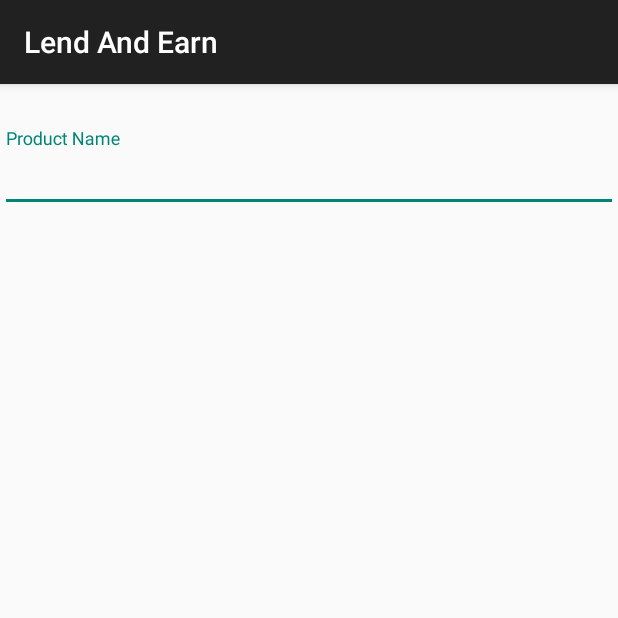
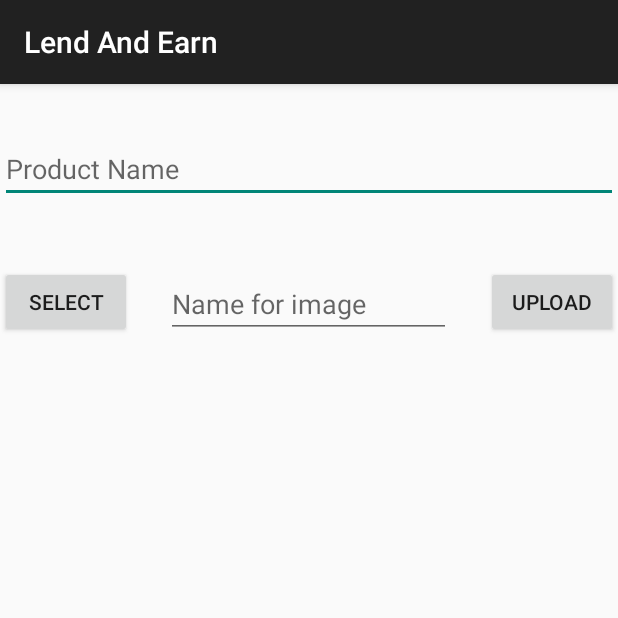
Before and after one commit to rahul-soshte/Cool, an Android app: the LendActivity screen opened directly, with no data from a screen before it, on a phone screen of 412 x 824 dp, the top half of it. Run offline under Robolectric (Android 15) with nearby library versions, the phone set to English and light mode, and no system bars.

Commit message:
Added ImageUpload Layout to LendActivity

```diff
--- a/app/src/main/java/com/example/hunter/planstart/CoreFunctionality/Renters/LendActivity.java
+++ b/app/src/main/java/com/example/hunter/planstart/CoreFunctionality/Renters/LendActivity.java
@@ -4,7 +4,8 @@ import android.support.v7.app.AppCompatActivity;
 import android.os.Bundle;
 
 import com.example.hunter.planstart.R;
-
+//https://www.androidhive.info/2014/12/android-uploading-camera-image-video-to-server-with-progress-bar/
+//https://www.simplifiedcoding.net/android-upload-image-to-server/#comment-12074
 public class LendActivity extends AppCompatActivity {
 
     @Override
--- a/app/src/main/res/layout/activity_lend.xml
+++ b/app/src/main/res/layout/activity_lend.xml
@@ -6,18 +6,44 @@
     android:layout_height="match_parent"
     tools:context="com.example.hunter.planstart.CoreFunctionality.Renters.LendActivity">
 
-    <android.support.design.widget.TextInputLayout
-        android:layout_width="match_parent"
-        android:layout_height="wrap_content"
-        android:layout_alignParentStart="true"
-        android:layout_alignParentTop="true"
-        android:layout_marginTop="29dp">
 
         <EditText
+            android:id="@+id/prodname"
             android:layout_width="match_parent"
             android:layout_height="wrap_content"
-            android:hint="Product Name" />
+            android:hint="Product Name"
+            android:layout_marginTop="34dp"
+            android:layout_alignParentTop="true"
+            android:layout_alignParentStart="true" />
+    <Button
+        android:id="@+id/button2"
+        android:layout_width="wrap_content"
+        android:layout_height="wrap_content"
+        android:layout_marginTop="42dp"
+        android:text="Select"
+        android:layout_below="@+id/prodname"
+        android:layout_alignParentStart="true" />
 
-    </android.support.design.widget.TextInputLayout>
+    <Button
+        android:id="@+id/button4"
+        android:layout_width="wrap_content"
+        android:layout_height="wrap_content"
+        android:text="Upload"
+        android:layout_alignBottom="@+id/editText"
+        android:layout_alignParentEnd="true" />
+    <EditText
+        android:id="@+id/editText"
+        android:hint="Name for image"
+        android:layout_width="190dp"
+        android:layout_height="wrap_content"
+        android:layout_above="@+id/imageView"
+        android:layout_centerHorizontal="true" />
+
+    <ImageView
+        android:id="@+id/imageView"
+        android:layout_width="match_parent"
+        android:layout_height="match_parent"
+        android:layout_below="@+id/button2" />
+
 
 </RelativeLayout>
```
